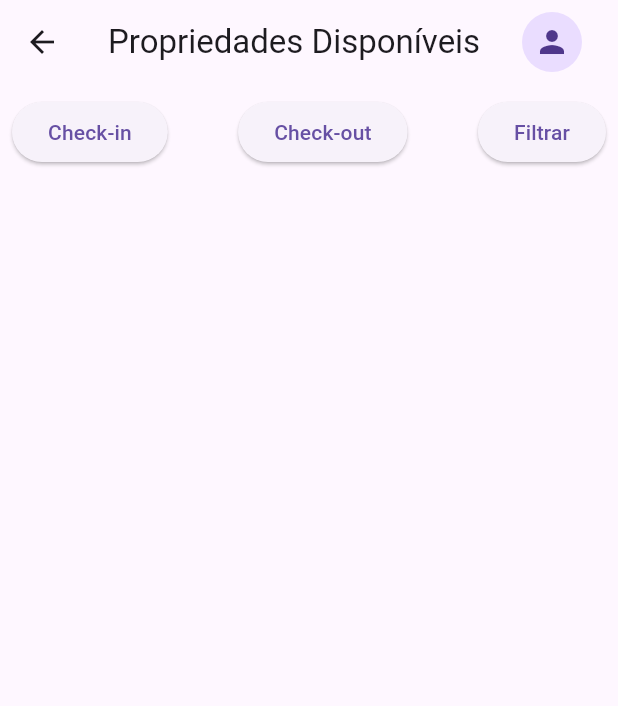
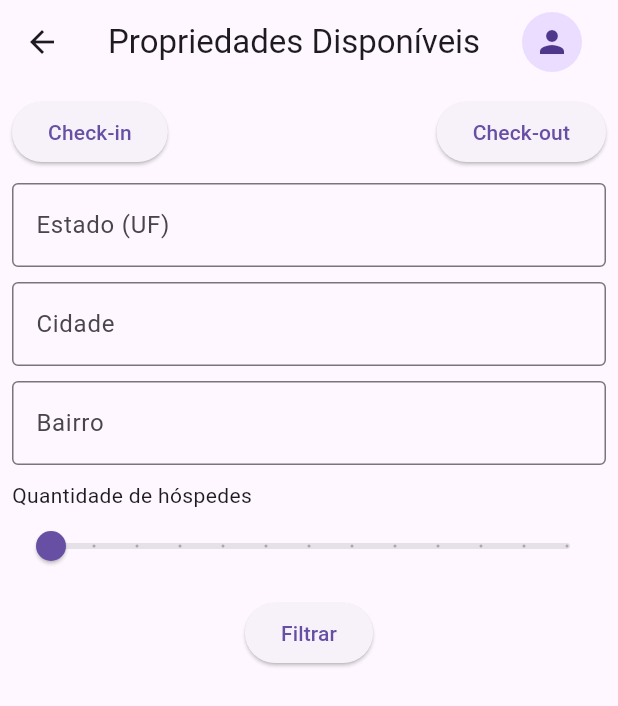
Before and after one commit to JpegPython/sistema_de_reservas_lpdm, a Flutter app: the screen it shows after launch, after a tap on "Entrar sem cadastro", on a phone screen of 412 x 824 dp. Shown: the top 706 px of the screen. Run offline on Flutter 3.47's test engine with Material 3 defaults, Android fonts, the phone set to English and light mode, and no system bars; our stand-ins replace carousel_slider, file_picker, fluttertoast, sqflite, sqflite_common_ffi; accounts and stored records are empty.

Commit message:
add: filters to the user_app

```diff
--- a/booking_app_user/lib/home.dart
+++ b/booking_app_user/lib/home.dart
@@ -16,8 +16,13 @@ class Home extends StatefulWidget {
 
 class _HomeState extends State<Home> {
   List<Propriedade> propriedadesDisponiveis = [];
+  TextEditingController ufController = TextEditingController();
+  TextEditingController cidadeController = TextEditingController();
+  TextEditingController bairroController = TextEditingController();
+
   DateTime? checkInDate;
   DateTime? checkOutDate;
+  int maxHospedesFiltro = 1;
 
   @override
   void initState() {
@@ -41,21 +46,37 @@ class _HomeState extends State<Home> {
     }
   }
 
-  void filtrarPropriedades() async {
-    if (checkInDate == null || checkOutDate == null) return;
-    try{
-      var propriedadesFiltradas = await Propriedadeservice.buscarPropriedadesDisponiveis(checkInDate!, checkOutDate!);
+void filtrarPropriedades({
+  DateTime? checkInDate,
+  DateTime? checkOutDate,
+  String? uf,
+  String? cidade,
+  String? bairro,
+  int? maxHospedes,
+}) async {
+  //if (checkInDate == null || checkOutDate == null) return;
+
+  try {
+    var propriedadesFiltradas = await Propriedadeservice.buscarPropriedadesDisponiveis(
+      checkInDate: checkInDate,
+      checkOutDate: checkOutDate,
+      uf: uf,
+      cidade: cidade,
+      bairro: bairro,
+      maxHospedes: maxHospedes,
+    );
+
     setState(() {
       propriedadesDisponiveis = propriedadesFiltradas;
     });
-    }
-  catch (e) {
+  } catch (e) {
     // Resetando os filtros para o estado inicial
     setState(() {
       checkInDate = null;
       checkOutDate = null;
       propriedadesDisponiveis = [];
     });
+
     ScaffoldMessenger.of(context).showSnackBar(
       SnackBar(
         content: Text(e.toString()),
@@ -112,7 +133,10 @@ class _HomeState extends State<Home> {
         children: [
           Padding(
             padding: const EdgeInsets.all(8.0),
-            child: Row(
+            child:
+              Column(
+                children: [
+                  Row(
                     mainAxisAlignment: MainAxisAlignment.spaceBetween,
                     children: [
                       ElevatedButton(
@@ -123,10 +147,72 @@ class _HomeState extends State<Home> {
                         onPressed: () => selecionarData(false),
                         child: Text(checkOutDate == null ? 'Check-out' : 'Saída: ${checkOutDate!.day}/${checkOutDate!.month}/${checkOutDate!.year}'),
                       ),
+                    ],
+                  ),
+
+                const SizedBox(height: 10),
+
+          // Dropdown para selecionar UF
+                TextField(
+                  controller: ufController,
+                  decoration: const InputDecoration(
+                    labelText: 'Estado (UF)',
+                    border: OutlineInputBorder(),
+                  ),
+                ),
+
+                const SizedBox(height: 10),
+
+                TextField(
+                  controller: cidadeController,
+                  decoration: const InputDecoration(
+                    labelText: 'Cidade',
+                    border: OutlineInputBorder(),
+                  ),
+                ),
+                const SizedBox(height: 10),
+                TextField(
+                  controller: bairroController,
+                  decoration: const InputDecoration(
+                    labelText: 'Bairro',
+                    border: OutlineInputBorder(),
+                  ),
+                ),
+
+                const SizedBox(height: 10),
+
+                Column(
+                  crossAxisAlignment: CrossAxisAlignment.start,
+                  children: [
+                    const Text("Quantidade de hóspedes"),
+                    Slider(
+                      value: maxHospedesFiltro.toDouble(),
+                      min: 1,
+                      max: 12,
+                      divisions: 12,
+                      label: maxHospedesFiltro.toString(),
+                      onChanged: (double value) {
+                        setState(() {
+                          maxHospedesFiltro = value.toInt();
+                        });
+                      },
+                    ),
+                  ],
+                ),
+
+                const SizedBox(height: 10),
+
                 ElevatedButton(
-                  onPressed: filtrarPropriedades,
-                  child: const Text('Filtrar'),
+                  onPressed: () => filtrarPropriedades(
+                      checkInDate: checkInDate,
+                      checkOutDate: checkOutDate,
+                      uf: ufController.text,
+                      cidade: cidadeController.text,
+                      bairro: bairroController.text,
+                      maxHospedes: maxHospedesFiltro,
                     ),
+                  child: Text("Filtrar"),
+                  )
               ],
             ),
           ),
--- a/booking_app_user/lib/servicos/propriedadeService.dart
+++ b/booking_app_user/lib/servicos/propriedadeService.dart
@@ -33,21 +33,39 @@ class Propriedadeservice {
     return Propriedade.fromJsonToPropriedade(result.first);
   }
 
-static Future<List<Propriedade>> buscarPropriedadesDisponiveis(
-    DateTime checkIn, DateTime checkOut) async {
-
-  //Regra: Check-out deve ser após o Check-in
-  if (checkOut.isBefore(checkIn) || checkOut.isAtSameMomentAs(checkIn)) {
+static Future<List<Propriedade>> buscarPropriedadesDisponiveis({
+  DateTime? checkInDate,
+  DateTime? checkOutDate,
+  String? uf,
+  String? cidade,
+  String? bairro,
+  int? maxHospedes,
+}) async {
+  // Verifica se as datas foram fornecidas e se são válidas
+  if (checkInDate != null && checkOutDate != null) {
+    if (checkOutDate.isBefore(checkInDate) || checkOutDate.isAtSameMomentAs(checkInDate)) {
       throw Exception("A data de check-out deve ser posterior à data de check-in.");
+    }
   }
 
   List<Propriedade> propriedades = [];
   final db = await DatabaseService.getDB();
 
-  final List<Map<String, dynamic>> result = await db.rawQuery('''
+  // Consulta SQL base
+  String query = '''
     SELECT DISTINCT p.*
     FROM property p
-    WHERE NOT EXISTS (
+    JOIN address a ON p.address_id = a.id
+    WHERE 1 = 1
+  ''';
+
+  // Lista de parâmetros para a consulta SQL
+  List<dynamic> params = [];
+
+  // Adiciona filtro de datas (se fornecido)
+  if (checkInDate != null && checkOutDate != null) {
+    query += '''
+      AND NOT EXISTS (
           SELECT 1 FROM booking b
           WHERE b.property_id = p.id
           AND (
@@ -56,15 +74,43 @@ static Future<List<Propriedade>> buscarPropriedadesDisponiveis(
               OR (b.checkin_date >= ? AND b.checkout_date <= ?) -- Reserva totalmente dentro do intervalo
           )
       )
-    ORDER BY (SELECT COALESCE(AVG(b.rating), 0) FROM booking b WHERE b.property_id = p.id) DESC
-  ''', [
-    checkOut.toIso8601String(),
-    checkIn.toIso8601String(),
-    checkOut.toIso8601String(),
-    checkIn.toIso8601String(),
-    checkIn.toIso8601String(),
-    checkOut.toIso8601String(),
+    ''';
+    params.addAll([
+      checkOutDate.toIso8601String(),
+      checkInDate.toIso8601String(),
+      checkOutDate.toIso8601String(),
+      checkInDate.toIso8601String(),
+      checkInDate.toIso8601String(),
+      checkOutDate.toIso8601String(),
     ]);
+  }
+
+  // Adiciona filtros opcionais
+  if (uf != null && uf.isNotEmpty) {
+    query += ' AND a.uf = ?';
+    params.add(uf);
+  }
+
+  if (cidade != null && cidade.isNotEmpty) {
+    query += ' AND a.localidade = ?';
+    params.add(cidade);
+  }
+
+  if (bairro != null && bairro.isNotEmpty) {
+    query += ' AND a.bairro = ?';
+    params.add(bairro);
+  }
+
+  if (maxHospedes != null && maxHospedes > 0) {
+    query += ' AND p.max_guest >= ?';
+    params.add(maxHospedes);
+  }
+
+  // Ordenação
+  query += ' ORDER BY (SELECT COALESCE(AVG(b.rating), 0) FROM booking b WHERE b.property_id = p.id) DESC';
+
+  // Executa a consulta
+  final List<Map<String, dynamic>> result = await db.rawQuery(query, params);
 
   if (result.isNotEmpty) {
     for (var propriedade in result) {
@@ -74,4 +120,5 @@ static Future<List<Propriedade>> buscarPropriedadesDisponiveis(
 
   return propriedades;
 }
+
 }
```
Lines whose indentation alone changed are shown as unchanged.
